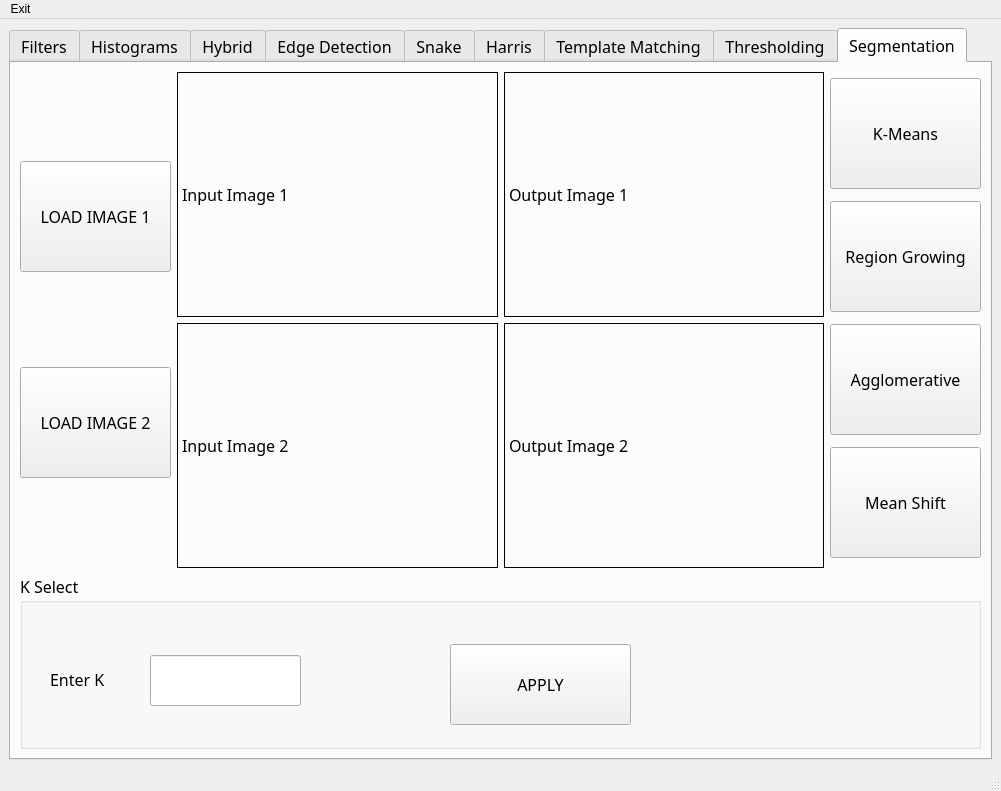
Above: Task4/ImageView.ui from mennahamdy33/CV before the change. Below: the same form after it.
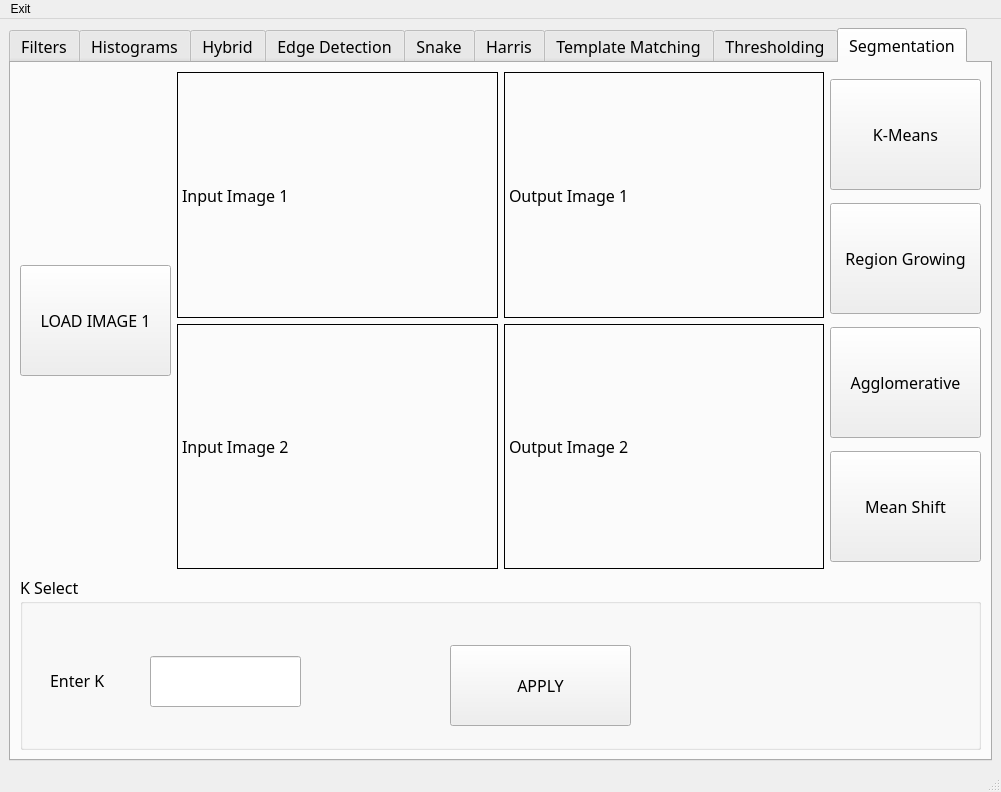
That is the form after the change. Custom widgets are drawn as their Qt base class.

The edit to the form file:
```diff
--- a/Task4/ImageView.ui
+++ b/Task4/ImageView.ui
@@ -7,7 +7,7 @@
     <x>0</x>
     <y>0</y>
     <width>1001</width>
-    <height>791</height>
+    <height>792</height>
    </rect>
   </property>
   <property name="windowTitle">
@@ -1789,31 +1789,6 @@
               </property>
              </widget>
             </item>
-            <item>
-             <widget class="QPushButton" name="load2Tab10">
-              <property name="sizePolicy">
-               <sizepolicy hsizetype="Fixed" vsizetype="Fixed">
-                <horstretch>0</horstretch>
-                <verstretch>0</verstretch>
-               </sizepolicy>
-              </property>
-              <property name="minimumSize">
-               <size>
-                <width>151</width>
-                <height>111</height>
-               </size>
-              </property>
-              <property name="maximumSize">
-               <size>
-                <width>151</width>
-                <height>111</height>
-               </size>
-              </property>
-              <property name="text">
-               <string>LOAD IMAGE 2</string>
-              </property>
-             </widget>
-            </item>
            </layout>
           </item>
           <item>
```
Left out of the diff: 25 changed lines with no effect on the pictures.
